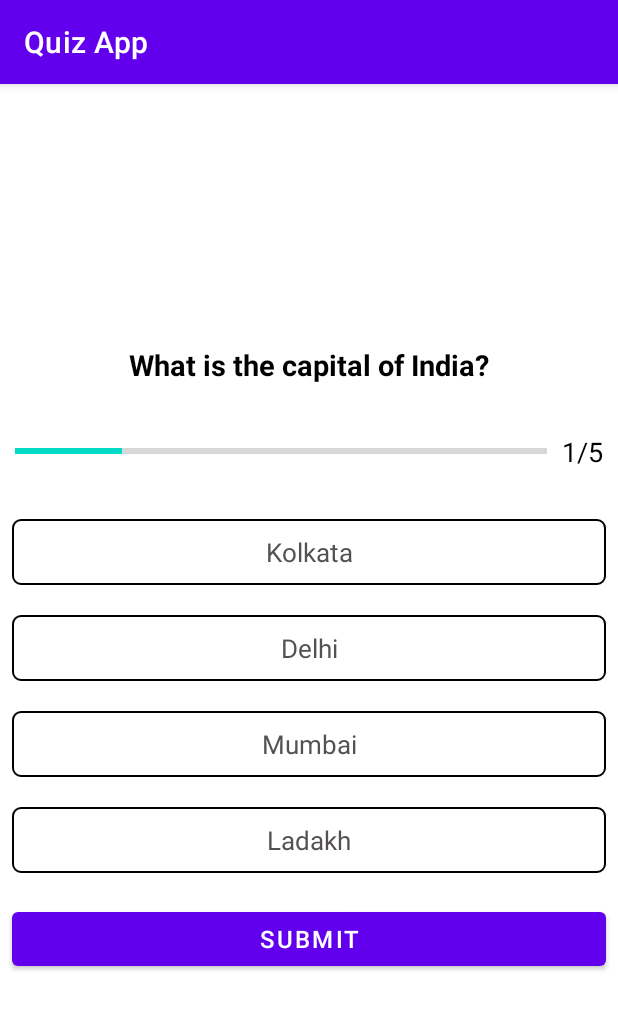
After one commit to deepdhar/Quiz-App, an Android app: the QuestionActivity screen opened directly, with no data from a screen before it, on a phone screen of 412 x 824 dp. The commit adds this screen. Shown: the top 1010 px of the screen. Run offline under Robolectric (Android 15) with nearby library versions, the phone set to English and light mode, and no system bars.

Commit message:
added select option feature

```diff
--- a/app/src/main/AndroidManifest.xml
+++ b/app/src/main/AndroidManifest.xml
@@ -10,10 +10,13 @@
         android:supportsRtl="true"
         android:theme="@style/Theme.QuizApp">
         <activity
+            android:name=".QuestionActivity"
+            android:exported="true" />
+        <activity
             android:name=".MainActivity"
             android:exported="true"
+            android:screenOrientation="portrait"
             android:theme="@style/Theme.MyApp"
-            android:screenOrientation="portrait"
             android:windowSoftInputMode="adjustResize">
             <intent-filter>
                 <action android:name="android.intent.action.MAIN" />
--- a/app/src/main/java/com/example/quizapp/MainActivity.kt
+++ b/app/src/main/java/com/example/quizapp/MainActivity.kt
@@ -1,14 +1,26 @@
 package com.example.quizapp
 
+import android.content.Intent
 import androidx.appcompat.app.AppCompatActivity
 import android.os.Bundle
 import android.view.View
+import android.widget.Toast
+import kotlinx.android.synthetic.main.activity_main.*
 
 class MainActivity : AppCompatActivity() {
     override fun onCreate(savedInstanceState: Bundle?) {
         super.onCreate(savedInstanceState)
         setContentView(R.layout.activity_main)
+        window.decorView.systemUiVisibility = View.SYSTEM_UI_FLAG_FULLSCREEN
 
-        window.decorView.systemUiVisibility = View.SYSTEM_UI_FLAG_FULLSCREEN
+        next_button.setOnClickListener {
+            if(input_name.text.toString().isEmpty()) {
+                Toast.makeText(this,"Enter your name!",Toast.LENGTH_SHORT).show()
+            } else {
+                val intent = Intent(this, QuestionActivity::class.java)
+                startActivity(intent)
+                finish()
+            }
+        }
     }
 }
--- /dev/null
+++ b/app/src/main/java/com/example/quizapp/QuestionActivity.kt
@@ -0,0 +1,137 @@
+package com.example.quizapp
+
+import android.graphics.Color
+import android.graphics.Typeface
+import androidx.appcompat.app.AppCompatActivity
+import android.os.Bundle
+import android.widget.TextView
+import android.widget.Toast
+import androidx.core.content.ContextCompat
+import kotlinx.android.synthetic.main.activity_question.*
+
+class QuestionActivity : AppCompatActivity() {
+
+    private var currPosition: Int = 1
+    private var questionList: ArrayList<QuestionData> ?= null
+    private var selectedOption: Int = 0
+
+    override fun onCreate(savedInstanceState: Bundle?) {
+        super.onCreate(savedInstanceState)
+        setContentView(R.layout.activity_question)
+
+        questionList = SetData.getQuestion()
+
+//        var que = questionList!![0]
+//        tv_question.text = que.question
+//        option1.text = que.option_one
+//        option2.text = que.option_two
+//        option3.text = que.option_three
+//        option4.text = que.option_four
+//
+//        option1.setOnClickListener {
+//            option1.background = ContextCompat.getDrawable(this, R.drawable.selected_option)
+//        }
+//
+//        progress_bar.progress = 1
+//        progress_bar.max = questionList!!.size
+
+
+        setQuestion()
+
+        option1.setOnClickListener {
+            selectedOptionStyle(option1, 1)
+        }
+
+        option2.setOnClickListener {
+            selectedOptionStyle(option2, 2)
+        }
+
+        option3.setOnClickListener {
+            selectedOptionStyle(option3, 3)
+        }
+
+        option4.setOnClickListener {
+            selectedOptionStyle(option4, 4)
+        }
+
+        submit_button.setOnClickListener {
+            if(selectedOption!=0) {
+                val question = questionList!![currPosition-1]
+                if(question.correct_ans!=selectedOption) {
+                    setOptionColor(selectedOption, R.drawable.wrong_option_bg)
+                }
+                setOptionColor(question.correct_ans, R.drawable.correct_option_bg)
+                if(currPosition == questionList!!.size)
+                    submit_button.text = "Finish"
+                else
+                    submit_button.text = "Go to Next"
+            } else {
+                currPosition++
+                when {
+                    currPosition <= questionList!!.size -> {
+                        setQuestion()
+                    }
+                    else -> {
+                        Toast.makeText(this,"OKOK",Toast.LENGTH_SHORT).show()
+                    }
+                }
+            }
+            selectedOption = 0
+        }
+
+    }
+
+    fun setOptionColor(option: Int, color: Int) {
+        when(option) {
+            1-> {
+                option1.background = ContextCompat.getDrawable(this,color)
+            }
+            2-> {
+                option2.background = ContextCompat.getDrawable(this,color)
+            }
+            3-> {
+                option3.background = ContextCompat.getDrawable(this,color)
+            }
+            4-> {
+                option4.background = ContextCompat.getDrawable(this,color)
+            }
+        }
+    }
+
+    fun setQuestion() {
+        val ques = questionList!![currPosition-1]
+        setOptionStyle()
+
+        progress_bar.progress = currPosition
+        progress_bar.max = questionList!!.size
+        progress_text.text = "${currPosition}" + "/" + "${questionList!!.size}"
+
+        tv_question.text = ques.question
+        option1.text = ques.option_one
+        option2.text = ques.option_two
+        option3.text = ques.option_three
+        option4.text = ques.option_four
+    }
+
+    fun setOptionStyle() {
+        var optionList:ArrayList<TextView> = arrayListOf()
+        optionList.add(0, option1)
+        optionList.add(1, option2)
+        optionList.add(2, option3)
+        optionList.add(3, option4)
+
+        for(option in optionList) {
+            option.setTextColor(Color.parseColor("#555151"))
+            option.background = ContextCompat.getDrawable(this,R.drawable.option_bg)
+            option.typeface = Typeface.DEFAULT
+        }
+    }
+
+    fun selectedOptionStyle(view: TextView, option: Int) {
+        setOptionStyle()
+        selectedOption = option
+        view.background = ContextCompat.getDrawable(this,R.drawable.selected_option_bg)
+        view.typeface = Typeface.DEFAULT_BOLD
+        view.setTextColor(Color.parseColor("#000000"))
+    }
+}
--- /dev/null
+++ b/app/src/main/java/com/example/quizapp/QuestionData.kt
@@ -0,0 +1,11 @@
+package com.example.quizapp
+
+class QuestionData (
+    var question: String,
+    var id: Int,
+    var option_one: String,
+    var option_two: String,
+    var option_three: String,
+    var option_four: String,
+    var correct_ans: Int
+)
--- /dev/null
+++ b/app/src/main/java/com/example/quizapp/SetData.kt
@@ -0,0 +1,65 @@
+package com.example.quizapp
+
+object SetData {
+
+    fun getQuestion(): ArrayList<QuestionData> {
+        val ques: ArrayList<QuestionData> = arrayListOf()
+
+        val q1 = QuestionData(
+            "What is the capital of India?",
+            1,
+            "Kolkata",
+            "Delhi",
+            "Mumbai",
+            "Ladakh",
+            2
+        )
+        ques.add(q1)
+
+        val q2 = QuestionData(
+            "First Man to step on Moon?",
+            1,
+            "Neil Armstrong",
+            "Kalpana Chawla",
+            "Christopher Nolan",
+            "Sunita Williams",
+            1
+        )
+        ques.add(q2)
+
+        val q3 = QuestionData(
+            "Turing Machine was made by?",
+            1,
+            "Nikola Tesla",
+            "Alan Turing",
+            "Thomas Edition",
+            "Alexandar Fleming",
+            2
+        )
+        ques.add(q3)
+
+        val q4 = QuestionData(
+            "Amazon was founded by?",
+            1,
+            "Sundar Pichai",
+            "Satya Nadella",
+            "Jeff Bezos",
+            "Bill Gates",
+            3
+        )
+        ques.add(q4)
+
+        val q5 = QuestionData(
+            "Who was the first Indian woman in space?",
+            1,
+            "Sunita Williams",
+            "Shirisha Bandla",
+            "Sally Ride",
+            "Kalpana Chawla",
+            4
+        )
+        ques.add(q5)
+
+        return ques
+    }
+}
--- /dev/null
+++ b/app/src/main/res/drawable/correct_option_bg.xml
@@ -0,0 +1,9 @@
+<?xml version="1.0" encoding="utf-8"?>
+<shape xmlns:android="http://schemas.android.com/apk/res/android"
+    android:shape="rectangle">
+
+    <solid android:color="#4CAF50"/>
+
+    <corners android:radius="5dp"/>
+
+</shape>
--- /dev/null
+++ b/app/src/main/res/drawable/option_bg.xml
@@ -0,0 +1,12 @@
+<?xml version="1.0" encoding="utf-8"?>
+<shape xmlns:android="http://schemas.android.com/apk/res/android"
+    android:shape="rectangle">
+
+    <stroke android:color="@color/black"
+        android:width="1dp"/>
+
+    <solid android:color="@color/white"/>
+
+    <corners android:radius="5dp"/>
+
+</shape>
--- /dev/null
+++ b/app/src/main/res/drawable/selected_option_bg.xml
@@ -0,0 +1,12 @@
+<?xml version="1.0" encoding="utf-8"?>
+<shape xmlns:android="http://schemas.android.com/apk/res/android"
+    android:shape="rectangle">
+
+    <stroke android:color="@color/purple_700"
+        android:width="2dp"/>
+
+    <solid android:color="@color/white"/>
+
+    <corners android:radius="5dp"/>
+
+</shape>
--- /dev/null
+++ b/app/src/main/res/drawable/wrong_option_bg.xml
@@ -0,0 +1,9 @@
+<?xml version="1.0" encoding="utf-8"?>
+<shape xmlns:android="http://schemas.android.com/apk/res/android"
+    android:shape="rectangle">
+
+    <solid android:color="#F43636"/>
+
+    <corners android:radius="5dp"/>
+
+</shape>
--- a/app/src/main/res/layout/activity_main.xml
+++ b/app/src/main/res/layout/activity_main.xml
@@ -65,6 +65,7 @@
                     style="@style/Widget.MaterialComponents.TextInputLayout.OutlinedBox">
 
                     <androidx.appcompat.widget.AppCompatEditText
+                        android:id="@+id/input_name"
                         android:layout_width="match_parent"
                         android:layout_height="wrap_content"
                         android:hint="Enter your name"
@@ -73,6 +74,7 @@
                 </com.google.android.material.textfield.TextInputLayout>
 
                 <Button
+                    android:id="@+id/next_button"
                     android:layout_width="match_parent"
                     android:layout_height="wrap_content"
                     android:text="Next"
--- /dev/null
+++ b/app/src/main/res/layout/activity_question.xml
@@ -0,0 +1,107 @@
+<?xml version="1.0" encoding="utf-8"?>
+<LinearLayout xmlns:android="http://schemas.android.com/apk/res/android"
+    xmlns:app="http://schemas.android.com/apk/res-auto"
+    xmlns:tools="http://schemas.android.com/tools"
+    android:layout_width="match_parent"
+    android:layout_height="match_parent"
+    tools:context=".QuestionActivity"
+    android:orientation="vertical"
+    android:gravity="center">
+
+    <TextView
+        android:id="@+id/tv_question"
+        android:layout_width="match_parent"
+        android:layout_height="wrap_content"
+        android:text="Enter your Question"
+        android:textSize="19sp"
+        android:textStyle="bold"
+        android:textColor="@color/black"
+        android:gravity="center"/>
+
+    <LinearLayout
+        android:layout_width="match_parent"
+        android:layout_height="wrap_content"
+        android:gravity="center_vertical"
+        android:orientation="horizontal"
+        android:layout_marginTop="20dp">
+
+        <ProgressBar
+            android:id="@+id/progress_bar"
+            android:layout_width="0dp"
+            android:layout_height="wrap_content"
+            android:layout_weight="1"
+            android:minHeight="50dp"
+            android:progress="0"
+            android:max="5"
+            style="?android:progressBarStyleHorizontal"
+            android:layout_marginStart="10dp"/>
+
+        <TextView
+            android:id="@+id/progress_text"
+            android:layout_width="wrap_content"
+            android:layout_height="wrap_content"
+            android:text="1/5"
+            android:textSize="18sp"
+            android:padding="10dp"
+            android:textColor="@color/black"/>
+
+    </LinearLayout>
+
+    <TextView
+        android:id="@+id/option1"
+        android:layout_width="match_parent"
+        android:layout_height="wrap_content"
+        android:text="option 1"
+        android:background="@drawable/option_bg"
+        android:textSize="17sp"
+        android:gravity="center"
+        android:padding="10dp"
+        android:layout_marginHorizontal="8dp"
+        android:layout_marginTop="20dp"/>
+
+    <TextView
+        android:id="@+id/option2"
+        android:layout_width="match_parent"
+        android:layout_height="wrap_content"
+        android:text="option 2"
+        android:background="@drawable/option_bg"
+        android:textSize="17sp"
+        android:gravity="center"
+        android:padding="10dp"
+        android:layout_marginHorizontal="8dp"
+        android:layout_marginTop="20dp"/>
+
+    <TextView
+        android:id="@+id/option3"
+        android:layout_width="match_parent"
+        android:layout_height="wrap_content"
+        android:text="option 3"
+        android:background="@drawable/option_bg"
+        android:textSize="17sp"
+        android:gravity="center"
+        android:padding="10dp"
+        android:layout_marginHorizontal="8dp"
+        android:layout_marginTop="20dp"/>
+
+    <TextView
+        android:id="@+id/option4"
+        android:layout_width="match_parent"
+        android:layout_height="wrap_content"
+        android:text="option 4"
+        android:background="@drawable/option_bg"
+        android:textSize="17sp"
+        android:gravity="center"
+        android:padding="10dp"
+        android:layout_marginHorizontal="8dp"
+        android:layout_marginTop="20dp"/>
+
+    <Button
+        android:id="@+id/submit_button"
+        android:layout_width="match_parent"
+        android:layout_height="wrap_content"
+        android:layout_marginHorizontal="8dp"
+        android:layout_marginTop="20dp"
+        android:text="Submit"
+        android:textSize="16sp"/>
+
+</LinearLayout>
```
